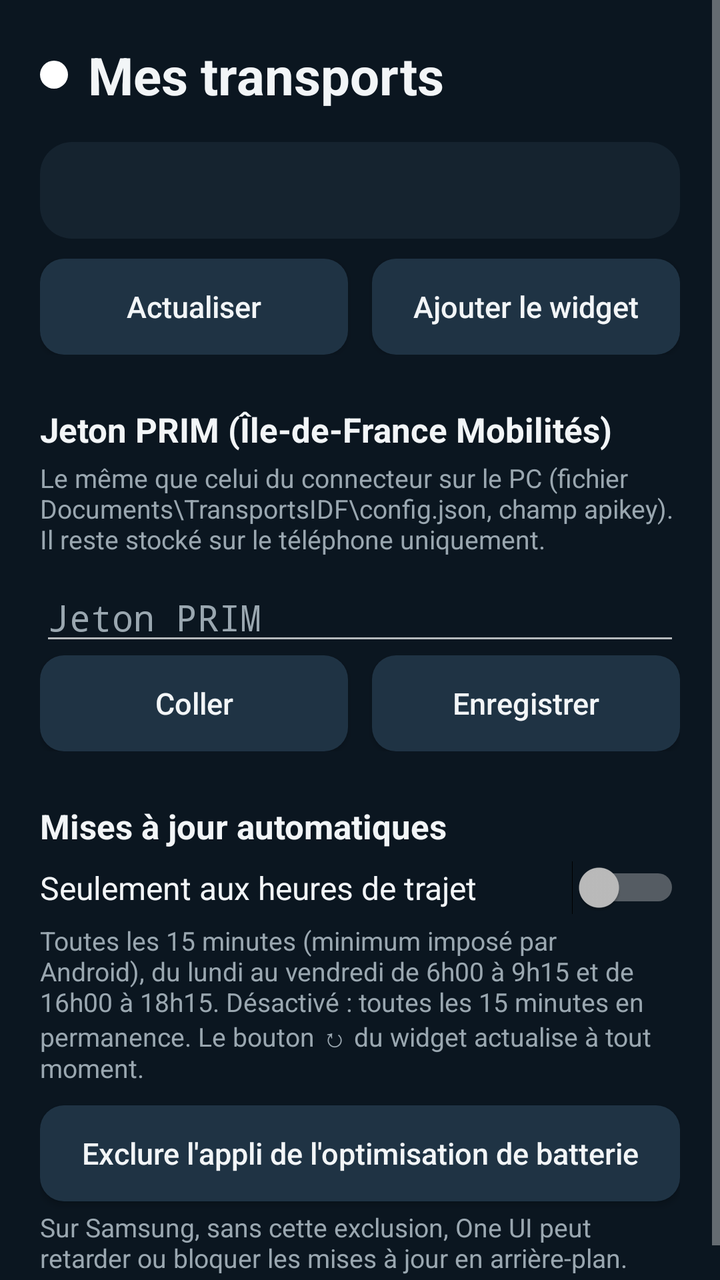
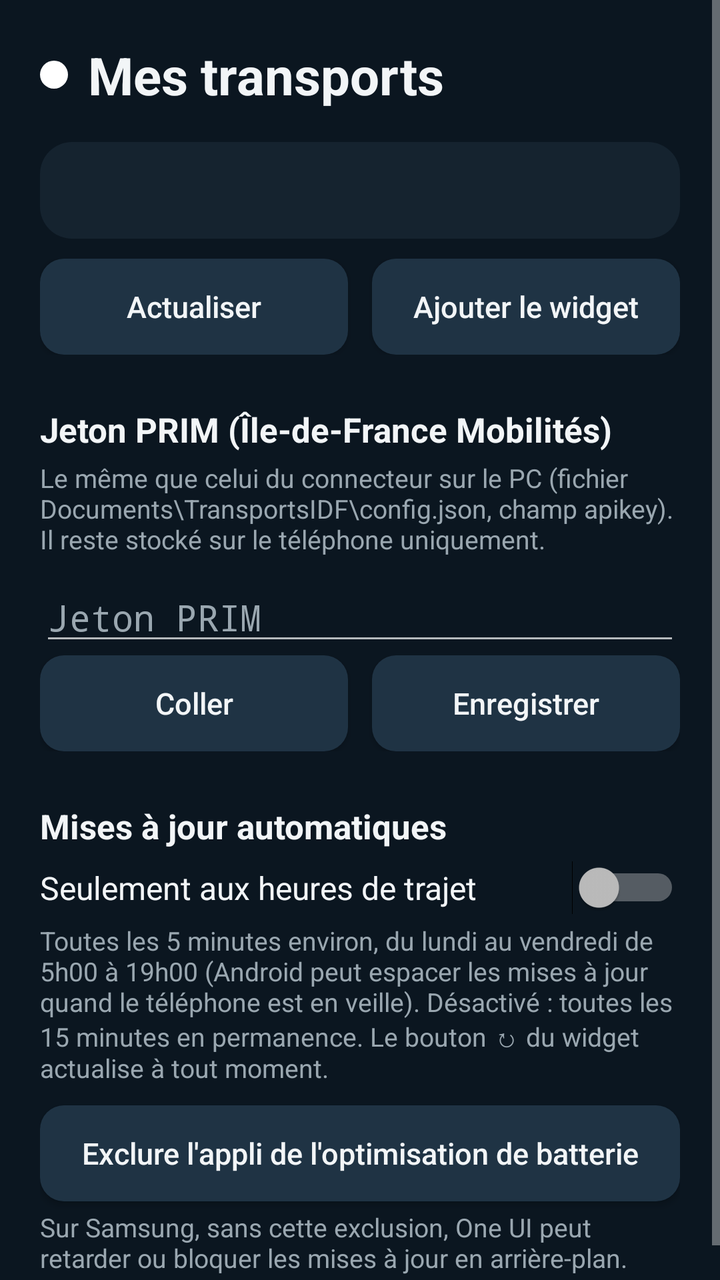

Two renders of the same Android screen: before a commit and after it. Below are the layout's source before the change and the commit's diff.
<!-- AndroidManifest.xml: application theme Theme.MesTransports -->
<!-- res/layout/activity_main.xml -->
<?xml version="1.0" encoding="utf-8"?>
<ScrollView xmlns:android="http://schemas.android.com/apk/res/android"
    android:layout_width="match_parent"
    android:layout_height="match_parent"
    android:fitsSystemWindows="true">

    <LinearLayout
        android:layout_width="match_parent"
        android:layout_height="wrap_content"
        android:orientation="vertical"
        android:padding="20dp">

        <LinearLayout
            android:layout_width="match_parent"
            android:layout_height="wrap_content"
            android:gravity="center_vertical"
            android:orientation="horizontal">

            <View
                android:id="@+id/point"
                android:layout_width="14dp"
                android:layout_height="14dp"
                android:layout_marginEnd="10dp"
                android:background="@drawable/point" />

            <TextView
                android:layout_width="wrap_content"
                android:layout_height="wrap_content"
                android:text="@string/app_name"
                android:textColor="@color/encre"
                android:textSize="26sp"
                android:textStyle="bold" />
        </LinearLayout>

        <TextView
            style="@style/Carte"
            android:id="@+id/apercu"
            android:layout_marginTop="16dp"
            android:lineSpacingExtra="2dp"
            android:textSize="15sp" />

        <LinearLayout
            android:layout_width="match_parent"
            android:layout_height="wrap_content"
            android:layout_marginTop="10dp"
            android:orientation="horizontal">

            <Button
                android:id="@+id/actualiser"
                style="@style/Bouton"
                android:layout_width="0dp"
                android:layout_weight="1"
                android:layout_marginEnd="6dp"
                android:text="Actualiser" />

            <Button
                android:id="@+id/epingler"
                style="@style/Bouton"
                android:layout_width="0dp"
                android:layout_weight="1"
                android:layout_marginStart="6dp"
                android:text="Ajouter le widget" />
        </LinearLayout>

        <TextView
            style="@style/Titre"
            android:text="Jeton PRIM (Île-de-France Mobilités)" />

        <TextView
            style="@style/Aide"
            android:text="Le même que celui du connecteur sur le PC (fichier Documents\\TransportsIDF\\config.json, champ apikey). Il reste stocké sur le téléphone uniquement." />

        <EditText
            android:id="@+id/jeton"
            android:layout_width="match_parent"
            android:layout_height="wrap_content"
            android:layout_marginTop="8dp"
            android:hint="Jeton PRIM"
            android:importantForAutofill="no"
            android:inputType="textPassword"
            android:singleLine="true"
            android:textColor="@color/encre"
            android:textColorHint="@color/encre_pale" />

        <LinearLayout
            android:layout_width="match_parent"
            android:layout_height="wrap_content"
            android:orientation="horizontal">

            <Button
                android:id="@+id/coller"
                style="@style/Bouton"
                android:layout_width="0dp"
                android:layout_weight="1"
                android:layout_marginEnd="6dp"
                android:text="Coller" />

            <Button
                android:id="@+id/enregistrer"
                style="@style/Bouton"
                android:layout_width="0dp"
                android:layout_weight="1"
                android:layout_marginStart="6dp"
                android:text="Enregistrer" />
        </LinearLayout>

        <TextView
            style="@style/Titre"
            android:text="Mises à jour automatiques" />

        <Switch
            android:id="@+id/plages"
            android:layout_width="match_parent"
            android:layout_height="wrap_content"
            android:layout_marginTop="6dp"
            android:text="Seulement aux heures de trajet"
            android:textColor="@color/encre"
            android:textSize="16sp" />

        <TextView
            style="@style/Aide"
            android:text="Toutes les 15 minutes (minimum imposé par Android), du lundi au vendredi de 6h00 à 9h15 et de 16h00 à 18h15. Désactivé : toutes les 15 minutes en permanence. Le bouton ↻ du widget actualise à tout moment." />

        <Button
            android:id="@+id/batterie"
            style="@style/Bouton"
            android:layout_width="match_parent"
            android:layout_marginTop="10dp"
            android:text="Exclure l'appli de l'optimisation de batterie" />

        <TextView
            style="@style/Aide"
            android:text="Sur Samsung, sans cette exclusion, One UI peut retarder ou bloquer les mises à jour en arrière-plan." />
    </LinearLayout>
</ScrollView>
<!-- resources referenced by this layout -->
<resources>
  <color name="encre">#FFF2F5F7</color>
  <color name="encre_pale">#FF9AA7B0</color>
  <!-- drawable point (drawable) -->
  <?xml version="1.0" encoding="utf-8"?>
  <shape xmlns:android="http://schemas.android.com/apk/res/android" android:shape="oval">
      <solid android:color="#FFFFFFFF" />
  </shape>
  <string name="app_name">Mes transports</string>
  <style name="Aide">
          <item name="android:layout_width">match_parent</item>
          <item name="android:layout_height">wrap_content</item>
          <item name="android:layout_marginTop">4dp</item>
          <item name="android:textColor">@color/encre_pale</item>
          <item name="android:textSize">13sp</item>
      </style>
  <style name="Bouton">
          <item name="android:layout_height">48dp</item>
          <item name="android:background">@drawable/bouton</item>
          <item name="android:textColor">@color/encre</item>
          <item name="android:textAllCaps">false</item>
          <item name="android:textSize">15sp</item>
      </style>
  <style name="Carte">
          <item name="android:layout_width">match_parent</item>
          <item name="android:layout_height">wrap_content</item>
          <item name="android:background">@drawable/carte</item>
          <item name="android:padding">14dp</item>
          <item name="android:textColor">@color/encre</item>
      </style>
  <style name="Titre">
          <item name="android:layout_width">match_parent</item>
          <item name="android:layout_height">wrap_content</item>
          <item name="android:layout_marginTop">26dp</item>
          <item name="android:textColor">@color/encre</item>
          <item name="android:textSize">17sp</item>
          <item name="android:textStyle">bold</item>
      </style>
  <style name="Theme.MesTransports" parent="android:Theme.Material.NoActionBar">
          <item name="android:windowBackground">@color/fond</item>
          <item name="android:colorBackground">@color/fond</item>
          <item name="android:colorAccent">@color/accent</item>
          <item name="android:statusBarColor">@color/fond</item>
          <item name="android:navigationBarColor">@color/fond</item>
      </style>
  <!-- drawable bouton (drawable) -->
  <?xml version="1.0" encoding="utf-8"?>
  <ripple xmlns:android="http://schemas.android.com/apk/res/android" android:color="#33FFFFFF">
      <item>
          <shape android:shape="rectangle">
              <solid android:color="#FF1F3344" />
              <corners android:radius="12dp" />
          </shape>
      </item>
  </ripple>
  <!-- drawable carte (drawable) -->
  <?xml version="1.0" encoding="utf-8"?>
  <shape xmlns:android="http://schemas.android.com/apk/res/android" android:shape="rectangle">
      <solid android:color="@color/carte" />
      <corners android:radius="16dp" />
  </shape>
  <color name="fond">#FF0B1620</color>
  <color name="accent">#FF3FA9F5</color>
  <color name="carte">#FF15232F</color>
</resources>

<!-- the commit's change to res/layout/activity_main.xml (unified diff, before → after) -->
@@ -119,7 +119,7 @@
 
         <TextView
             style="@style/Aide"
-            android:text="Toutes les 15 minutes (minimum imposé par Android), du lundi au vendredi de 6h00 à 9h15 et de 16h00 à 18h15. Désactivé : toutes les 15 minutes en permanence. Le bouton ↻ du widget actualise à tout moment." />
+            android:text="Toutes les 5 minutes environ, du lundi au vendredi de 5h00 à 19h00 (Android peut espacer les mises à jour quand le téléphone est en veille). Désactivé : toutes les 15 minutes en permanence. Le bouton ↻ du widget actualise à tout moment." />
 
         <Button
             android:id="@+id/batterie"
